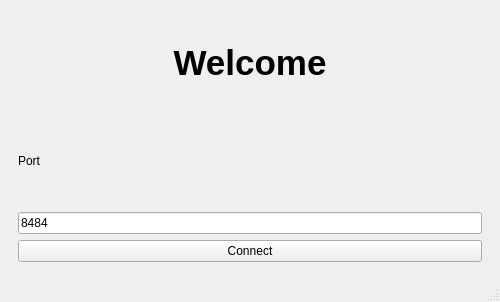
Amirmahdi-AM/Plants-VS-Zombies, file Server/mainwindow.ui: the form before one commit.
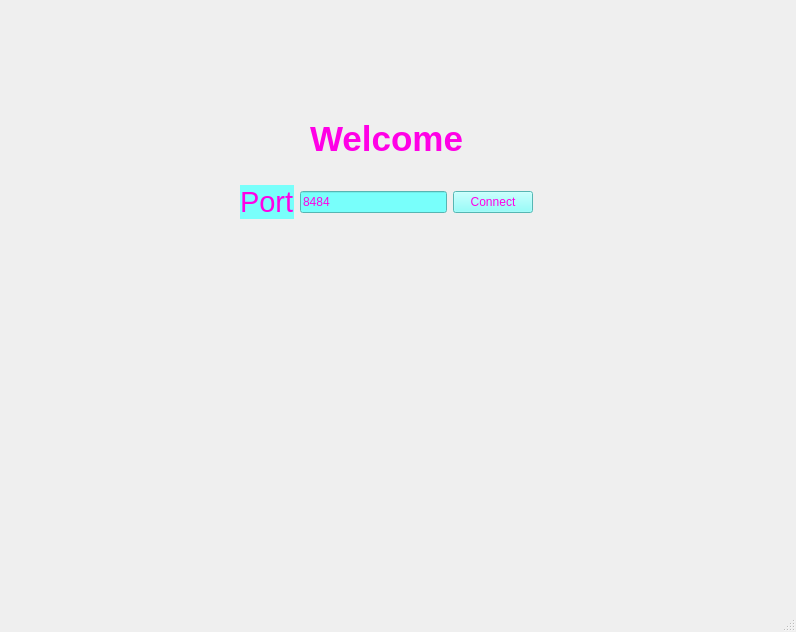
The form after the commit.

Commit message: Add background pictures for server project.

```diff
--- a/Server/mainwindow.ui
+++ b/Server/mainwindow.ui
@@ -6,31 +6,65 @@
    <rect>
     <x>0</x>
     <y>0</y>
-    <width>500</width>
-    <height>302</height>
+    <width>796</width>
+    <height>632</height>
    </rect>
   </property>
   <property name="windowTitle">
    <string>MainWindow</string>
   </property>
   <widget class="QWidget" name="centralwidget">
-   <layout class="QVBoxLayout" name="verticalLayout">
-    <item>
      <widget class="QStackedWidget" name="stackedWidget">
+    <property name="geometry">
+     <rect>
+      <x>0</x>
+      <y>0</y>
+      <width>774</width>
+      <height>560</height>
+     </rect>
+    </property>
+    <property name="styleSheet">
+     <string notr="true"/>
+    </property>
       <property name="currentIndex">
        <number>0</number>
       </property>
       <widget class="QWidget" name="page">
+     <widget class="QWidget" name="">
+      <property name="geometry">
+       <rect>
+        <x>240</x>
+        <y>100</y>
+        <width>293</width>
+        <height>119</height>
+       </rect>
+      </property>
        <layout class="QVBoxLayout" name="verticalLayout_2">
         <item>
          <widget class="QLabel" name="label">
+         <property name="styleSheet">
+          <string notr="true">color: rgb(255, 0, 230);</string>
+         </property>
           <property name="text">
            <string>&lt;html&gt;&lt;head/&gt;&lt;body&gt;&lt;p align=&quot;center&quot;&gt;&lt;span style=&quot; font-size:26pt; font-weight:700;&quot;&gt;Welcome&lt;/span&gt;&lt;/p&gt;&lt;/body&gt;&lt;/html&gt;</string>
           </property>
          </widget>
         </item>
         <item>
+        <layout class="QHBoxLayout" name="horizontalLayout_2">
+         <item>
+          <layout class="QHBoxLayout" name="horizontalLayout">
+           <item>
          <widget class="QLabel" name="portLabel">
+             <property name="font">
+              <font>
+               <pointsize>22</pointsize>
+              </font>
+             </property>
+             <property name="styleSheet">
+              <string notr="true">color: rgb(255, 0, 230);
+background-color: rgb(120, 255, 251);</string>
+             </property>
           <property name="text">
            <string>Port</string>
           </property>
@@ -38,41 +72,60 @@
         </item>
         <item>
          <widget class="QLineEdit" name="portEdit">
+             <property name="styleSheet">
+              <string notr="true">background-color: rgb(120, 255, 251);
+color: rgb(255, 0, 230);</string>
+             </property>
           <property name="text">
            <string>8484</string>
           </property>
          </widget>
         </item>
+          </layout>
+         </item>
         <item>
          <widget class="QPushButton" name="connectButton">
+           <property name="styleSheet">
+            <string notr="true">background-color: rgb(120, 255, 251);
+color: rgb(255, 0, 230);</string>
+           </property>
           <property name="text">
            <string>Connect</string>
           </property>
          </widget>
         </item>
        </layout>
+       </item>
+      </layout>
+     </widget>
       </widget>
       <widget class="QWidget" name="page_2">
-       <layout class="QVBoxLayout" name="verticalLayout_3">
-        <item>
          <widget class="QLabel" name="connectedLabel">
+      <property name="geometry">
+       <rect>
+        <x>290</x>
+        <y>160</y>
+        <width>188</width>
+        <height>49</height>
+       </rect>
+      </property>
+      <property name="styleSheet">
+       <string notr="true">background-color: rgb(35, 244, 255);
+</string>
+      </property>
           <property name="text">
-           <string>&lt;html&gt;&lt;head/&gt;&lt;body&gt;&lt;p align=&quot;center&quot;&gt;&lt;span style=&quot; font-size:22pt; color:#00aa00;&quot;&gt;Connected!&lt;/span&gt;&lt;/p&gt;&lt;/body&gt;&lt;/html&gt;</string>
-          </property>
-         </widget>
-        </item>
-       </layout>
-      </widget>
-     </widget>
-    </item>
-   </layout>
+       <string>&lt;html&gt;&lt;head/&gt;&lt;body&gt;&lt;p align=&quot;center&quot;&gt;&lt;span style=&quot; font-size:22pt; color:#e607db;&quot;&gt;Connected!&lt;/span&gt;&lt;/p&gt;&lt;/body&gt;&lt;/html&gt;</string>
+      </property>
+     </widget>
+    </widget>
+   </widget>
   </widget>
   <widget class="QMenuBar" name="menubar">
    <property name="geometry">
     <rect>
      <x>0</x>
      <y>0</y>
-     <width>500</width>
+     <width>796</width>
      <height>25</height>
     </rect>
    </property>
```
Lines whose indentation alone changed are shown as unchanged. The commit also changes 6 other files.
